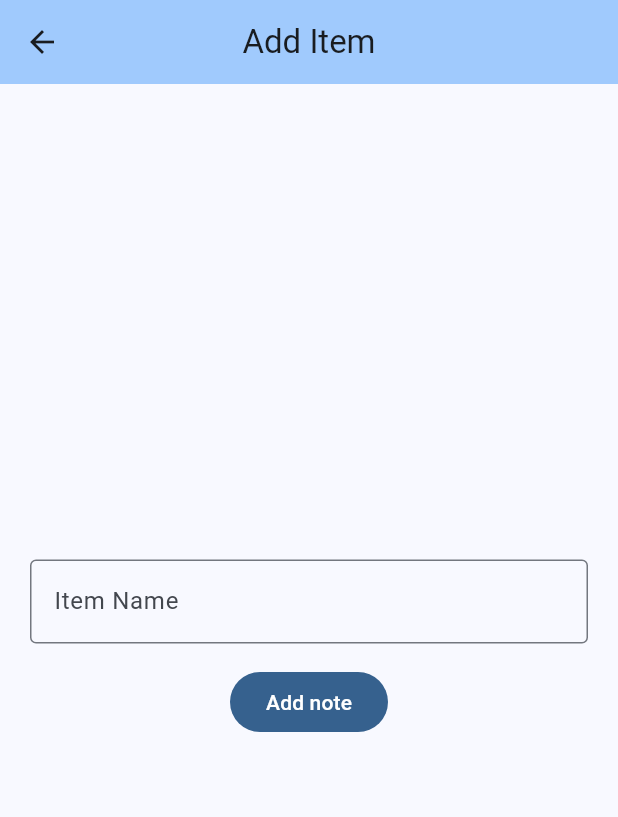
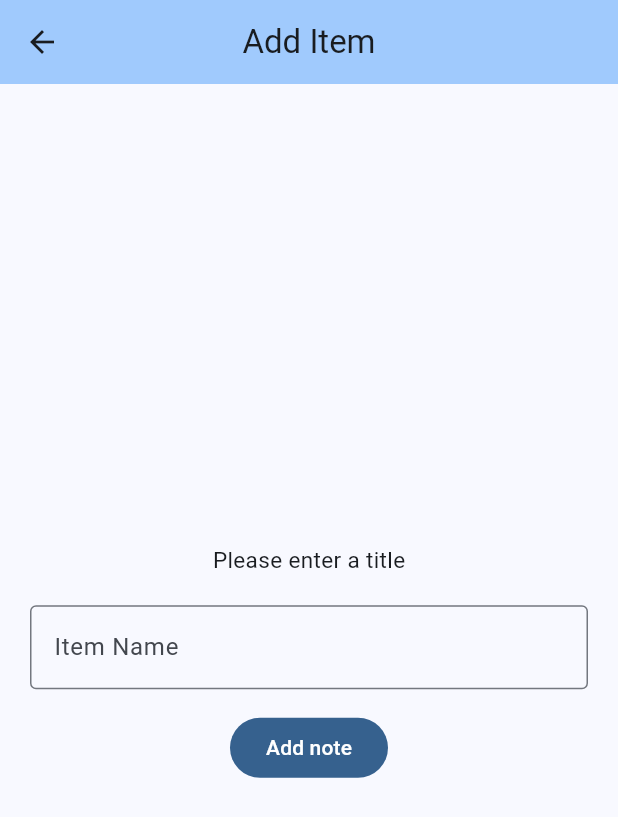
Before and after one commit to gu-tig333-ht23/gussteko, a Flutter app: the AddNoteView screen opened directly, after a tap on "Add note", on a phone screen of 412 x 824 dp. Shown: the top 817 px of the screen. Run offline on Flutter 3.47's test engine with Material 2 defaults, Android fonts, the phone set to English and light mode, and no system bars; network calls fail.

Commit message:
Cleanup inför inlämning
Tog bort NoteView som hängde kvar från canvas guiden. Nu blir tasket done/not done om man klickar på antingen texten eller checkboxen. La även till en liten varning om man försöker lägga till en note utan text

```diff
--- a/lib/AddNoteView.dart
+++ b/lib/AddNoteView.dart
@@ -3,8 +3,15 @@ import 'package:provider/provider.dart';
 import 'package:template/api.dart';
 import 'package:template/main.dart';
 
-class AddNoteView extends StatelessWidget {
+class AddNoteView extends StatefulWidget {
+  @override
+  State<AddNoteView> createState() => _AddNoteViewState();
+}
+
+class _AddNoteViewState extends State<AddNoteView> {
   final TextEditingController titleController = TextEditingController();
+
+  String noTitleWarning = '';
 
   @override
   Widget build(BuildContext context) {
@@ -21,6 +28,10 @@ class AddNoteView extends StatelessWidget {
           mainAxisAlignment: MainAxisAlignment.center,
           crossAxisAlignment: CrossAxisAlignment.center,
           children: [
+            Padding(
+              padding: const EdgeInsets.all(20.0),
+              child: Text(noTitleWarning, style: TextStyle(fontSize: 15)),
+            ),
             TextField(
               controller: titleController,
               decoration: const InputDecoration(
@@ -34,11 +45,19 @@ class AddNoteView extends StatelessWidget {
                 onPressed: () async {
                   var title = titleController.text;
                   bool done = false;
+
                   if (title != '') {
                     Note note = Note(null, title, done);
                     await addNote(note);
+                    noTitleWarning = '';
                     context.read<MyState>().fetchNotes();
                     Navigator.pop(context);
+                  } else {
+                    setState(
+                      () {
+                        noTitleWarning = 'Please enter a title';
+                      },
+                    );
                   }
                 },
                 child: Text('Add note'),
```
Also changed, not shown: lib/NoteWidget.dart (+3 -7 lines), lib/main.dart (+0 -18 lines).
